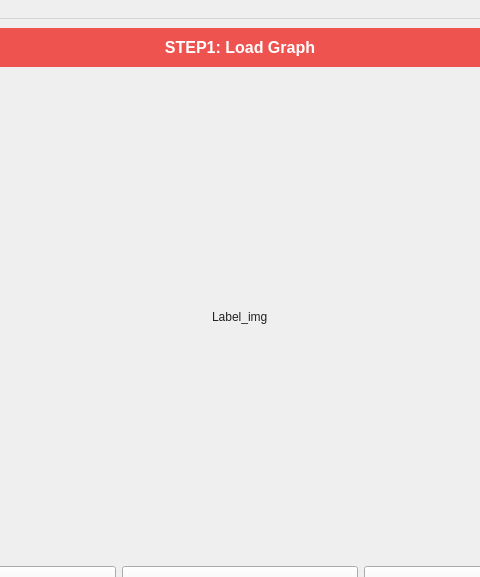
Above: DataGrabber_fix_n1.ui from QY7/DataGrabber before the change; both pictures show x 130 to 610 and y 0 to 577 of the 740 by 818 pixel window. Below: the same form after it.
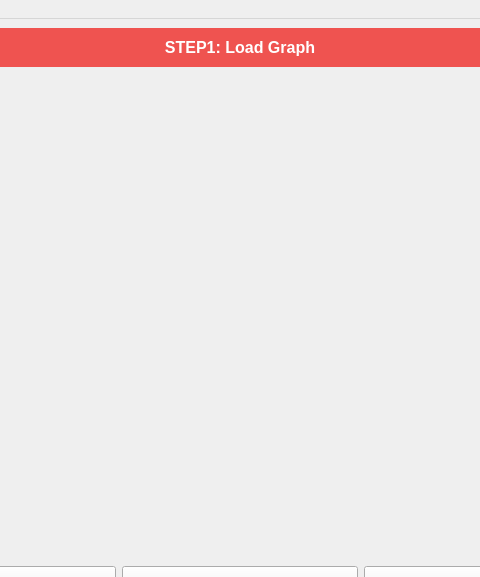
That is the form after the change. Icons and pictures are not drawn.

```diff
--- a/DataGrabber_fix_n1.ui
+++ b/DataGrabber_fix_n1.ui
@@ -10,6 +10,12 @@
     <height>818</height>
    </rect>
   </property>
+  <property name="sizePolicy">
+   <sizepolicy hsizetype="Minimum" vsizetype="Preferred">
+    <horstretch>0</horstretch>
+    <verstretch>0</verstretch>
+   </sizepolicy>
+  </property>
   <property name="font">
    <font>
     <pointsize>12</pointsize>
@@ -89,60 +95,14 @@
     </item>
     <item>
      <layout class="QGridLayout" name="gridLayout">
-      <item row="1" column="0">
-       <spacer name="horizontalSpacer">
-        <property name="orientation">
-         <enum>Qt::Horizontal</enum>
-        </property>
-        <property name="sizeHint" stdset="0">
-         <size>
-          <width>40</width>
-          <height>20</height>
-         </size>
-        </property>
-       </spacer>
-      </item>
-      <item row="1" column="2">
-       <spacer name="horizontalSpacer_2">
-        <property name="orientation">
-         <enum>Qt::Horizontal</enum>
-        </property>
-        <property name="sizeHint" stdset="0">
-         <size>
-          <width>40</width>
-          <height>20</height>
-         </size>
-        </property>
-       </spacer>
-      </item>
-      <item row="0" column="1">
-       <spacer name="verticalSpacer">
-        <property name="orientation">
-         <enum>Qt::Vertical</enum>
-        </property>
-        <property name="sizeHint" stdset="0">
-         <size>
-          <width>20</width>
-          <height>40</height>
-         </size>
-        </property>
-       </spacer>
-      </item>
-      <item row="2" column="1">
-       <spacer name="verticalSpacer_2">
-        <property name="orientation">
-         <enum>Qt::Vertical</enum>
-        </property>
-        <property name="sizeHint" stdset="0">
-         <size>
-          <width>20</width>
-          <height>40</height>
-         </size>
-        </property>
-       </spacer>
-      </item>
-      <item row="1" column="1">
+      <item row="0" column="0">
        <widget class="QLabel" name="label_img">
+        <property name="sizePolicy">
+         <sizepolicy hsizetype="Expanding" vsizetype="Expanding">
+          <horstretch>0</horstretch>
+          <verstretch>0</verstretch>
+         </sizepolicy>
+        </property>
         <property name="minimumSize">
          <size>
           <width>0</width>
@@ -153,7 +113,10 @@
          <cursorShape>CrossCursor</cursorShape>
         </property>
         <property name="text">
-         <string>Label_img</string>
+         <string/>
+        </property>
+        <property name="alignment">
+         <set>Qt::AlignCenter</set>
         </property>
        </widget>
       </item>
```
